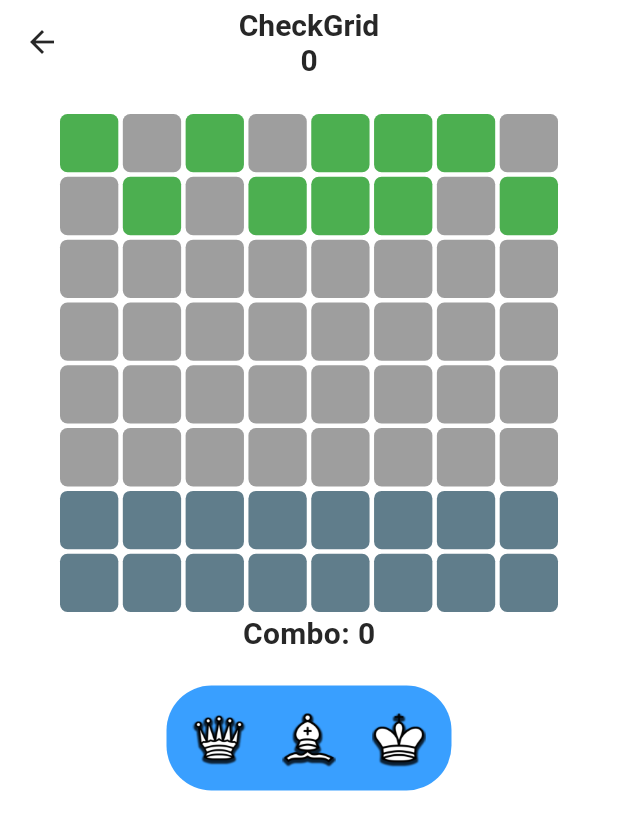
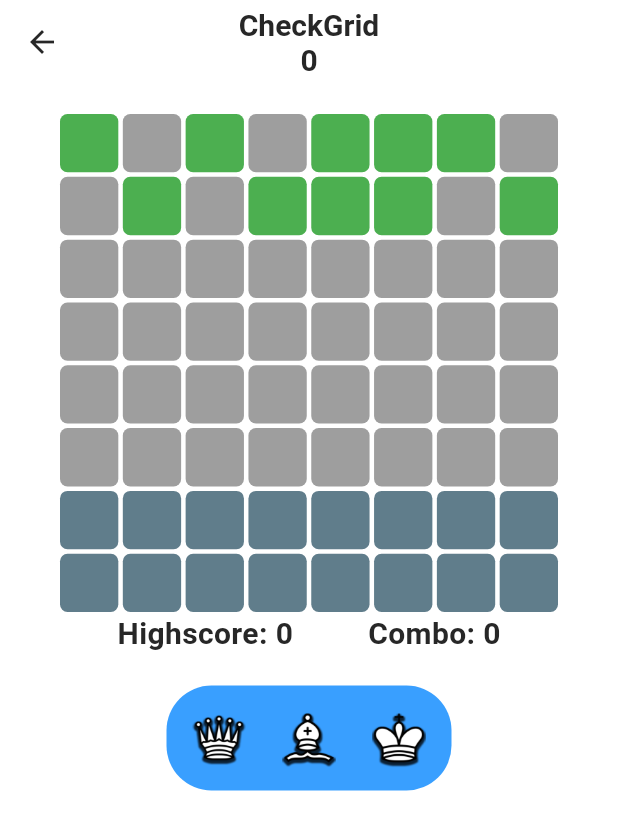
Before and after one commit to jarnbring/checkgrid, a Flutter app: the screen it shows after launch, after a tap on "Play", on a phone screen of 412 x 824 dp. Shown: the top 830 px of the screen. Run offline on Flutter 3.47's test engine with Material 3 defaults, Android fonts, the phone set to English and light mode, and no system bars; our stand-ins replace device_preview, flutter_spinkit, shared_preferences; missing offline and left inert: flame.

Commit message:
Good look on GamePage

```diff
--- a/gamename/lib/pages/game_page.dart
+++ b/gamename/lib/pages/game_page.dart
@@ -4,6 +4,7 @@ import 'package:gamename/components/countdown_loading.dart';
 import 'package:gamename/game/block.dart';
 import 'package:gamename/game/piecetype.dart';
 import 'package:intl/intl.dart';
+import 'package:shared_preferences/shared_preferences.dart';
 
 class GamePage extends StatefulWidget {
   const GamePage({super.key});
@@ -34,8 +35,10 @@ class _GamePageState extends State<GamePage> with TickerProviderStateMixin {
   List<Point> selectedPiecesPositions = [];
   List<Block> targetedCells = [];
   bool isReviveShowing = false;
+  bool? isFirstLoad;
   BigInt currentScore = BigInt.zero;
   BigInt comboCount = BigInt.zero;
+  BigInt? latestHighScore;
 
   @override
   void initState() {
@@ -48,6 +51,8 @@ class _GamePageState extends State<GamePage> with TickerProviderStateMixin {
 
     _fadeAnimation = Tween(begin: 0.0, end: 1.0).animate(_animationController);
 
+    isFirstLoad = true;
+    getHighscore();
     initKillingCells();
     setPieces();
     update();
@@ -55,8 +60,24 @@ class _GamePageState extends State<GamePage> with TickerProviderStateMixin {
 
   @override
   void dispose() {
-    _animationController.dispose(); // Dispose the animation controller
+    _animationController.dispose();
     super.dispose();
+  }
+
+  Future<void> saveHighscore(BigInt score) async {
+    SharedPreferences prefs = await SharedPreferences.getInstance();
+    prefs.setString('highscore', score.toString());
+  }
+
+  Future<BigInt> getHighscore() async {
+    SharedPreferences prefs = await SharedPreferences.getInstance();
+    String? highscoreString = prefs.getString('highscore');
+    if (highscoreString != null) {
+      latestHighScore = BigInt.parse(highscoreString);
+      return BigInt.parse(highscoreString);
+    } else {
+      return BigInt.zero;
+    }
   }
 
   void setPieces() {
@@ -142,8 +163,7 @@ class _GamePageState extends State<GamePage> with TickerProviderStateMixin {
     });
   }
 
-  void addScore() {
-    // Beräkna poängen och kolla om en combo ska triggas
+  void addScore() async {
     int numberOfCells = targetedCells.length;
 
     if (numberOfCells >= comboRequirement) {
@@ -160,6 +180,11 @@ class _GamePageState extends State<GamePage> with TickerProviderStateMixin {
     currentScore += totalScore;
 
     targetedCells.clear();
+
+    BigInt highscore = await getHighscore();
+    if (currentScore > highscore) {
+      await saveHighscore(currentScore);
+    }
   }
 
   void spawnNewRows() {
@@ -233,13 +258,10 @@ class _GamePageState extends State<GamePage> with TickerProviderStateMixin {
 
   void _restartGame() {
     setState(() {
-      // Återställ brädet till sin ursprungliga tillstånd
       board = List.generate(8, (_) => List.filled(8, null));
-
-      // Återställ pjäser och andra variabler
       selectedPiecesPositions.clear();
-      setPieces(); // Återställ de slumpmässigt valda pjäserna
-      initKillingCells(); // Återställ de aktiva cellerna
+      setPieces();
+      initKillingCells();
       currentScore = BigInt.zero;
       comboCount = BigInt.zero;
       isReviveShowing = false;
@@ -291,6 +313,56 @@ class _GamePageState extends State<GamePage> with TickerProviderStateMixin {
     );
   }
 
+  Widget _buildCombo() {
+    return comboCount == BigInt.zero
+        ? AnimatedBuilder(
+          animation: _fadeAnimation,
+          builder: (context, child) {
+            return Opacity(
+              opacity: _fadeAnimation.value,
+              child: Text(
+                "Combo: ${comboCount.toString()}",
+                style: TextStyle(fontSize: 20, fontWeight: FontWeight.bold),
+              ),
+            );
+          },
+        )
+        : Text(
+          "Combo: ${comboCount.toString()}",
+          style: TextStyle(fontSize: 20, fontWeight: FontWeight.bold),
+        );
+  }
+
+  Widget _buildScore() {
+    return Text(
+      NumberFormat("#,###").format(currentScore.toInt()),
+      style: TextStyle(fontSize: 20, fontWeight: FontWeight.bold),
+    );
+  }
+
+  Widget _buildHighscore() {
+    return FutureBuilder<BigInt>(
+      future: getHighscore(),
+      builder: (context, snapshot) {
+        if (snapshot.connectionState == ConnectionState.waiting &&
+            !isFirstLoad!) {
+          return Text(
+            "Highscore: ${NumberFormat("#,###").format(latestHighScore)}",
+            style: TextStyle(fontSize: 20, fontWeight: FontWeight.bold),
+          );
+        } else if (snapshot.hasError) {
+          return Text('Error loading highscore: ${snapshot.error}');
+        } else {
+          BigInt highscore = snapshot.data ?? BigInt.zero;
+          return Text(
+            "Highscore: ${NumberFormat("#,###").format(highscore.toInt())}",
+            style: TextStyle(fontSize: 20, fontWeight: FontWeight.bold),
+          );
+        }
+      },
+    );
+  }
+
   @override
   Widget build(BuildContext context) {
     if (loseCondition() && !isReviveShowing) {
@@ -303,17 +375,18 @@ class _GamePageState extends State<GamePage> with TickerProviderStateMixin {
 
     return Scaffold(
       appBar: AppBar(
-        title: Column(
+        title: Container(
+          decoration: BoxDecoration(borderRadius: BorderRadius.circular(25)),
+          child: Column(
+            mainAxisAlignment: MainAxisAlignment.center,
             children: [
               const Text(
                 "CheckGrid",
                 style: TextStyle(fontSize: 20, fontWeight: FontWeight.bold),
               ),
-            Text(
-              NumberFormat("#,###").format(currentScore.toInt()),
-              style: TextStyle(fontSize: 20, fontWeight: FontWeight.bold),
+              _buildScore(),
+            ],
           ),
-          ],
         ),
         centerTitle: true,
         leading: IconButton(
@@ -370,13 +443,10 @@ class _GamePageState extends State<GamePage> with TickerProviderStateMixin {
                               board[row][col] == null
                                   ? (row == 6 || row == 7
                                       ? Colors.blueGrey
-                                      : Colors
-                                          .grey) // Om cellen är null, sätt färgen beroende på rad
+                                      : Colors.grey)
                                   : (board[row][col]?.piece != null
                                       ? Colors.blue
-                                      : board[row][col]?.color ??
-                                          Colors
-                                              .grey), // Om en pjäs finns, sätt färgen till blå
+                                      : board[row][col]?.color ?? Colors.grey),
                         ),
                         child:
                             block != null
@@ -387,7 +457,7 @@ class _GamePageState extends State<GamePage> with TickerProviderStateMixin {
                                     )
                                     : (block.isTargeted
                                         ? Image.asset(
-                                          'assets/images/cross.png', // Lägg till en bild på ett kryss i assets/images
+                                          'assets/images/cross.png',
                                           fit: BoxFit.contain,
                                         )
                                         : null))
@@ -398,25 +468,13 @@ class _GamePageState extends State<GamePage> with TickerProviderStateMixin {
                 },
               ),
             ),
-            comboCount == BigInt.zero
-                ? AnimatedBuilder(
-                  animation: _fadeAnimation,
-                  builder: (context, child) {
-                    return Opacity(
-                      opacity: _fadeAnimation.value,
-                      child: Text(
-                        "Combo: ${comboCount.toString()}",
-                        style: TextStyle(
-                          fontSize: 20,
-                          fontWeight: FontWeight.bold,
-                        ),
-                      ),
-                    );
-                  },
-                )
-                : Text(
-                  "Combo: ${comboCount.toString()}",
-                  style: TextStyle(fontSize: 20, fontWeight: FontWeight.bold),
+            Row(
+              mainAxisAlignment: MainAxisAlignment.center,
+              children: [
+                _buildHighscore(),
+                const SizedBox(width: 50),
+                _buildCombo(),
+              ],
             ),
 
             const SizedBox(height: 20),
--- a/gamename/pubspec.yaml
+++ b/gamename/pubspec.yaml
@@ -15,9 +15,8 @@ dependencies:
   soundpool: ^2.4.1
   device_preview: ^1.2.0
   flutter_draggable_gridview: ^0.0.13
-  giffy_dialog: ^2.3.0
   flutter_spinkit: ^5.1.0
-  intl: ^0.17.0
+  shared_preferences: ^2.0.15
 
 dev_dependencies:
   flutter_test:
```
Also changed, not shown: gamename/pubspec.lock, 5 other files. Lines whose indentation alone changed are shown as unchanged.
